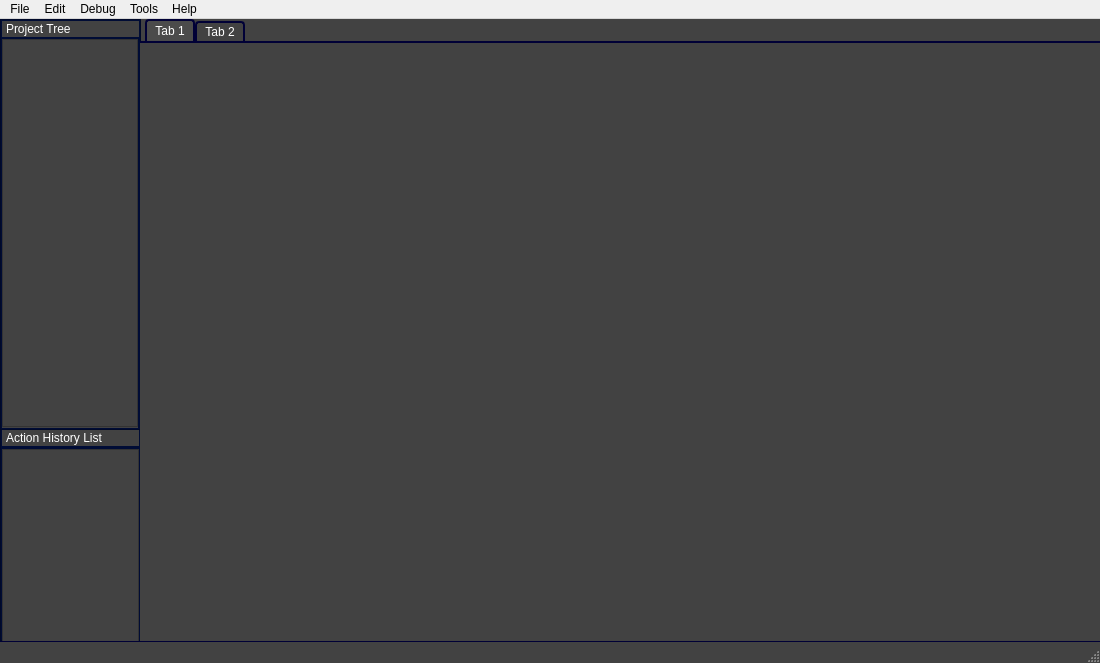
Old version of the form editorwindow.ui in the repository pravumgames/PravumEditor.
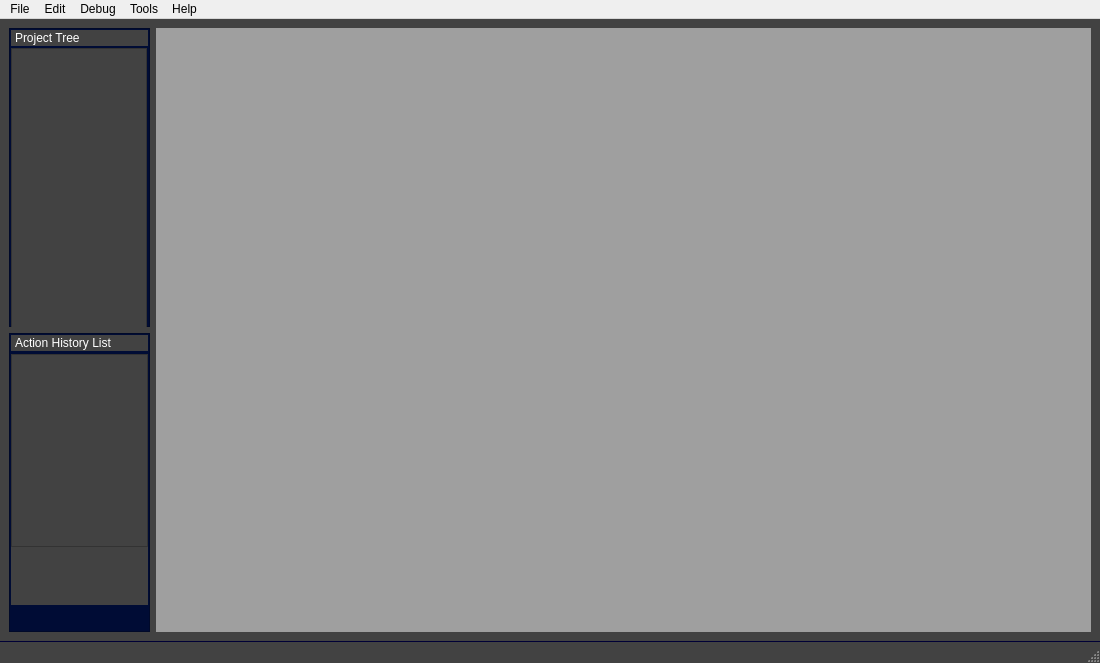
New version of the form. The open tabs and pages were chosen to show the change.

Patch:
```diff
--- a/editorwindow.ui
+++ b/editorwindow.ui
@@ -11,7 +11,7 @@
    </rect>
   </property>
   <property name="sizePolicy">
-   <sizepolicy hsizetype="Fixed" vsizetype="Minimum">
+   <sizepolicy hsizetype="Preferred" vsizetype="Preferred">
     <horstretch>0</horstretch>
     <verstretch>0</verstretch>
    </sizepolicy>
@@ -26,99 +26,9 @@
    <property name="styleSheet">
     <string notr="true">background-color:#424242</string>
    </property>
-   <widget class="QFrame" name="frame">
-    <property name="geometry">
-     <rect>
-      <x>0</x>
-      <y>409</y>
-      <width>141</width>
-      <height>213</height>
-     </rect>
-    </property>
-    <property name="minimumSize">
-     <size>
-      <width>141</width>
-      <height>0</height>
-     </size>
-    </property>
-    <property name="styleSheet">
-     <string notr="true">background-color: rgb(0, 12, 53)</string>
-    </property>
-    <property name="frameShape">
-     <enum>QFrame::StyledPanel</enum>
-    </property>
-    <property name="frameShadow">
-     <enum>QFrame::Raised</enum>
-    </property>
-    <widget class="QWidget" name="widget" native="true">
-     <property name="geometry">
-      <rect>
-       <x>2</x>
-       <y>2</y>
-       <width>137</width>
-       <height>16</height>
-      </rect>
-     </property>
-     <property name="styleSheet">
-      <string notr="true">background-color: #424242</string>
-     </property>
-     <widget class="QLabel" name="label">
-      <property name="geometry">
-       <rect>
-        <x>4</x>
-        <y>0</y>
-        <width>116</width>
-        <height>15</height>
-       </rect>
-      </property>
-      <property name="styleSheet">
-       <string notr="true">color:white</string>
-      </property>
-      <property name="text">
-       <string>Action History List</string>
-      </property>
-     </widget>
-    </widget>
-    <widget class="QWidget" name="widget_2" native="true">
-     <property name="geometry">
-      <rect>
-       <x>2</x>
-       <y>21</y>
-       <width>137</width>
-       <height>192</height>
-      </rect>
-     </property>
-     <property name="styleSheet">
-      <string notr="true">background-color: #424242</string>
-     </property>
-     <widget class="QListWidget" name="actionHistoryList">
-      <property name="geometry">
-       <rect>
-        <x>0</x>
-        <y>0</y>
-        <width>137</width>
-        <height>193</height>
-       </rect>
-      </property>
-      <property name="styleSheet">
-       <string notr="true">color:white;
-border-color: #424242;</string>
-      </property>
-      <property name="frameShadow">
-       <enum>QFrame::Raised</enum>
-      </property>
-     </widget>
-    </widget>
-   </widget>
+   <layout class="QGridLayout" name="gridLayout">
+    <item row="0" column="0">
    <widget class="QFrame" name="frame_2">
-    <property name="geometry">
-     <rect>
-      <x>0</x>
-      <y>0</y>
-      <width>141</width>
-      <height>411</height>
-     </rect>
-    </property>
     <property name="styleSheet">
      <string notr="true">background-color: rgb(0, 12, 53)</string>
     </property>
@@ -198,69 +108,102 @@
      </widget>
     </widget>
    </widget>
-   <widget class="QTabWidget" name="tabWidget">
+    </item>
+    <item row="0" column="1" rowspan="2">
+     <widget class="QMdiArea" name="mdiArea">
+      <property name="minimumSize">
+       <size>
+        <width>0</width>
+        <height>0</height>
+       </size>
+      </property>
+     </widget>
+    </item>
+    <item row="1" column="0">
+     <widget class="QFrame" name="frame">
+      <property name="sizePolicy">
+       <sizepolicy hsizetype="Preferred" vsizetype="Preferred">
+        <horstretch>0</horstretch>
+        <verstretch>0</verstretch>
+       </sizepolicy>
+      </property>
+      <property name="minimumSize">
+       <size>
+        <width>141</width>
+        <height>0</height>
+       </size>
+      </property>
+      <property name="styleSheet">
+       <string notr="true">background-color: rgb(0, 12, 53)</string>
+      </property>
+      <property name="frameShape">
+       <enum>QFrame::StyledPanel</enum>
+      </property>
+      <property name="frameShadow">
+       <enum>QFrame::Raised</enum>
+      </property>
+      <widget class="QWidget" name="widget" native="true">
     <property name="geometry">
      <rect>
-      <x>140</x>
+         <x>2</x>
+         <y>2</y>
+         <width>137</width>
+         <height>16</height>
+        </rect>
+       </property>
+       <property name="styleSheet">
+        <string notr="true">background-color: #424242</string>
+       </property>
+       <widget class="QLabel" name="label">
+        <property name="geometry">
+         <rect>
+          <x>4</x>
       <y>0</y>
-      <width>963</width>
-      <height>624</height>
+          <width>116</width>
+          <height>15</height>
      </rect>
     </property>
     <property name="styleSheet">
-     <string notr="true">QTabWidget {
-	background-color: #424242;
-}
-QTabWidget::pane { /* The tab widget frame */
-border-top: 2px solid rgb(0, 0, 54);
-}
-QTabWidget::tab-bar {
-left: 5px; /* move to the right by 5px */
-}
-QTabBar::tab {
-background: #424242;
-border: 2px solid rgb(0, 0, 54);
-border-bottom-color: rgb(0, 0, 54); /* same as the pane color */
-border-bottom:0px;
-border-top-left-radius: 4px;
-border-top-right-radius: 4px;
-min-width: 8ex;
-padding: 2px;
-padding-left: 8px;
-padding-right: 8px;
-color: white;
-}
-QTabBar::tab:selected, QTabBar::tab:hover {
-background: rgb(75, 75, 75);
-}
-QTabBar::tab:selected {
-border-color: rgb(0, 0, 54);
-border-bottom-color: rgb(0, 0, 54); /* same as pane color */
-}
-QTabBar::tab:!selected {
-margin-top: 2px; /* make non-selected tabs look smaller */
-}</string>
-    </property>
-    <property name="currentIndex">
-     <number>1</number>
-    </property>
-    <widget class="QWidget" name="tab">
-     <property name="autoFillBackground">
-      <bool>false</bool>
+         <string notr="true">color:white</string>
+        </property>
+        <property name="text">
+         <string>Action History List</string>
+        </property>
+       </widget>
+      </widget>
+      <widget class="QWidget" name="widget_2" native="true">
+       <property name="geometry">
+        <rect>
+         <x>2</x>
+         <y>21</y>
+         <width>137</width>
+         <height>251</height>
+        </rect>
      </property>
      <property name="styleSheet">
-      <string notr="true">background-color:#424242</string>
-     </property>
-     <attribute name="title">
-      <string>Tab 1</string>
-     </attribute>
-    </widget>
-    <widget class="QWidget" name="tab_2">
-     <attribute name="title">
-      <string>Tab 2</string>
-     </attribute>
-    </widget>
-   </widget>
+        <string notr="true">background-color: #424242</string>
+       </property>
+       <widget class="QListWidget" name="actionHistoryList">
+        <property name="geometry">
+         <rect>
+          <x>0</x>
+          <y>0</y>
+          <width>137</width>
+          <height>193</height>
+         </rect>
+        </property>
+        <property name="styleSheet">
+         <string notr="true">color:white;
+border-color: #424242;</string>
+        </property>
+        <property name="frameShadow">
+         <enum>QFrame::Raised</enum>
+        </property>
+       </widget>
+      </widget>
+     </widget>
+    </item>
+   </layout>
   </widget>
   <widget class="QMenuBar" name="menubar">
    <property name="geometry">
```
Lines whose indentation alone changed are shown as unchanged.
